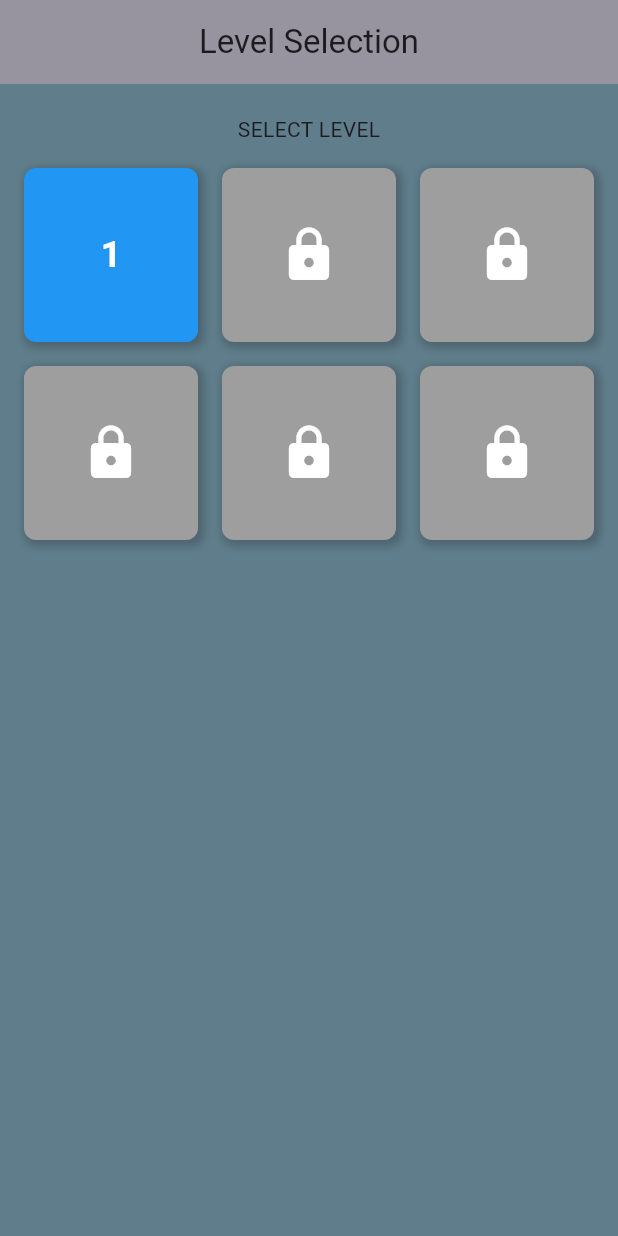
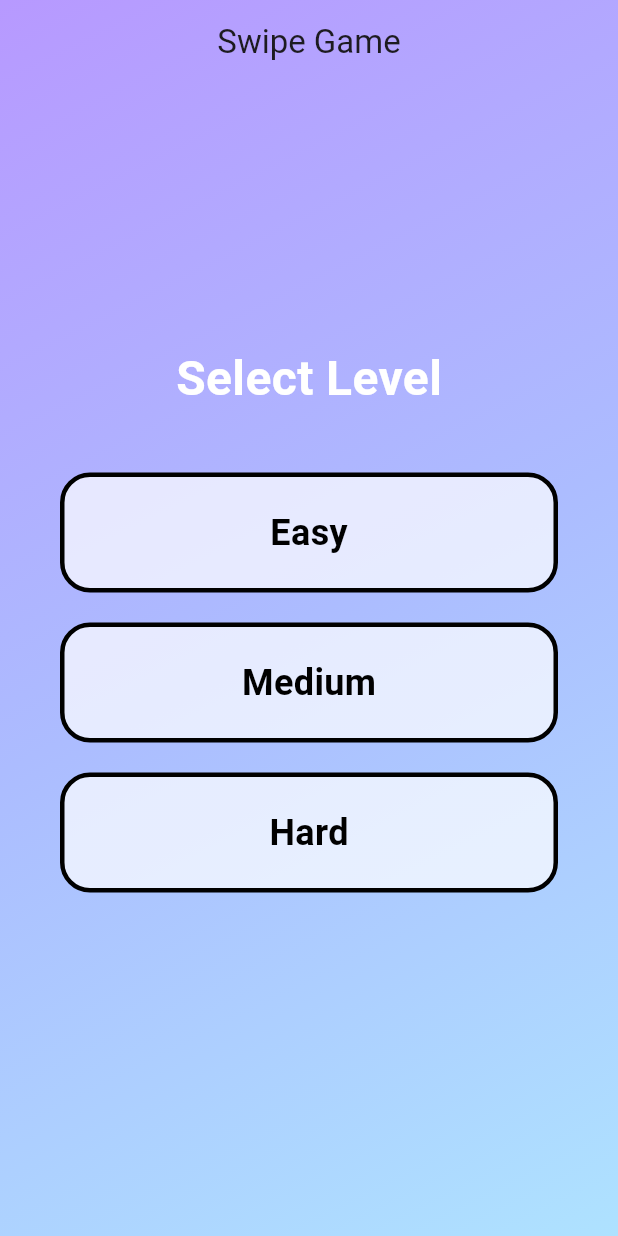
Before and after one commit to peri-Bot/Mobile-App-for-Multi-Modal-Behavioral-Data-Collection-BahriApp, a Flutter app: the screen it shows after launch, on a phone screen of 412 x 824 dp. Run offline on Flutter 3.47's test engine with Material 3 defaults, Android fonts, the phone set to English and light mode, and no system bars; our stand-ins replace cloud_firestore, curved_navigation_bar, firebase_auth, firebase_core, flutter_dotenv, flutter_markdown and 1 more; accounts and stored records are empty.

Commit message:
minor fixes

```diff
--- a/lib/main.dart
+++ b/lib/main.dart
@@ -34,7 +34,7 @@ class BahriApp extends StatelessWidget {
         primarySwatch: Colors.blue,
         visualDensity: VisualDensity.adaptivePlatformDensity,
       ),
-      home: const LevelSelectionScreen(),
+      home:  LevelSelectionScreen(userId: '1',),
     );
   }
 }
--- a/lib/screens/game_screens/swipe_game_screen.dart
+++ b/lib/screens/game_screens/swipe_game_screen.dart
@@ -61,7 +61,7 @@ class _GameScreenState extends State<GameScreen> with SingleTickerProviderStateM
   }
 
   void _loadQuestionsForLevel(int level) {
-    if (level == 1) {
+    if (level == 3) {
       _questions = [
         {'image': 'assets/slide_game/dog.jpg', 'questionType': 'mammal', 'answer': true},
         {'image': 'assets/slide_game/fox.jpg', 'questionType': 'mammal', 'answer': true},
@@ -97,7 +97,7 @@ class _GameScreenState extends State<GameScreen> with SingleTickerProviderStateM
         {'image': 'assets/slide_game/countries/burkina.png', 'questionType': 'flag', 'answer': true},
 
       ];
-    } else if (level == 3) {
+    } else if (level == 1) {
       _questions = [
         {'image': 'assets/slide_game/veggies/orange.jpg', 'questionType': 'fruit', 'answer': true},
         {'image': 'assets/slide_game/veggies/gomen.jpg', 'questionType': 'fruit', 'answer': true},
--- a/lib/screens/game_screens/swipe_level_screen.dart
+++ b/lib/screens/game_screens/swipe_level_screen.dart
@@ -1,57 +1,100 @@
+import 'package:flutter/material.dart';
+import 'swipe_game_screen.dart'; // Import your game screen here
 
-import 'package:flutter/material.dart';
+class LevelSelectionScreen extends StatelessWidget {
+  final String userId; // Pass userId to keep consistency
 
-import '../../services/swipe_game_services.dart';
-
-
-class LevelSelectionScreen extends StatefulWidget {
-  const LevelSelectionScreen({super.key});
-
-  @override
-  _LevelSelectionScreenState createState() => _LevelSelectionScreenState();
-}
-
-class _LevelSelectionScreenState extends State<LevelSelectionScreen> {
-  final List<bool> _levelsUnlocked = [true, false, false, false, false, false]; // More levels
+  LevelSelectionScreen({super.key, required this.userId});
 
   @override
   Widget build(BuildContext context) {
     return Scaffold(
-      backgroundColor: Colors.blueGrey,
+      extendBodyBehindAppBar: true,
       appBar: AppBar(
+        title: const Text('Swipe Game'),
+        backgroundColor: Colors.transparent,
+        elevation: 0,
         centerTitle: true,
-        title: const Text('Level Selection'),
-        backgroundColor: Colors.grey,
-        elevation: 10,
       ),
-      body: Column(
-        children: [
-          const SizedBox(height: 20),
-         const Text("SELECT LEVEL"),
-          Expanded(
-            child: Padding(
-              padding: const EdgeInsets.all(16.0),
-              child: GridView.count(
-                crossAxisCount: 3,
-                crossAxisSpacing: 16,
-                mainAxisSpacing: 16,
-                children: List.generate(_levelsUnlocked.length, (index) {
-                  return LevelButton(
-                    level: index + 1,
-                    isUnlocked: _levelsUnlocked[index],
-                    onLevelComplete: (score) {
-                      setState(() {
-                        if (score >= 2 && index + 1 < _levelsUnlocked.length) {
-                          _levelsUnlocked[index + 1] = true;
-                        }
-                      });
-                    },
-                  );
-                }),
+      body: Container(
+        decoration: const BoxDecoration(
+          gradient: LinearGradient(
+            colors: [
+              Color.fromRGBO(183, 153, 255, 1),
+              Color.fromRGBO(172, 188, 255, 1),
+              Color.fromRGBO(174, 226, 255, 1),
+            ],
+            begin: Alignment.topLeft,
+            end: Alignment.bottomRight,
+          ),
+        ),
+        child: Column(
+          mainAxisAlignment: MainAxisAlignment.center,
+          children: [
+            // Add the Select Level text
+            const Text(
+              'Select Level',
+              style: TextStyle(
+                fontSize: 32,
+                fontWeight: FontWeight.bold,
+                color: Colors.white,
+              ),
+            ),
+            const SizedBox(height: 40), // Add spacing between the text and buttons
+
+            // The level selection buttons
+            _buildLevelButton(context, 'Easy', 1),
+            const SizedBox(height: 20), // Add spacing between the buttons
+            _buildLevelButton(context, 'Medium', 2),
+            const SizedBox(height: 20), // Add spacing between the buttons
+            _buildLevelButton(context, 'Hard', 3),
+          ],
+        ),
+      ),
+    );
+  }
+
+  Widget _buildLevelButton(BuildContext context, String levelName, int level) {
+    return GestureDetector(
+      onTap: () {
+        Navigator.push(
+          context,
+          MaterialPageRoute(
+            builder: (context) => GameScreen(
+              level: level, // Pass the selected level
+              userId: userId, // Pass the userId
+              onLevelComplete: (score) {
+                // Define what to do when level is complete
+                print('Level complete with score: $score');
+              },
+            ),
+          ),
+        );
+      },
+      child: Padding(
+        padding: const EdgeInsets.symmetric(horizontal: 40.0), // Wider padding
+        child: Container(
+          width: double.infinity, // Make the button full width
+          height: 80, // Adjust the height of the boxes
+          decoration: BoxDecoration(
+            color: Colors.white70,
+            borderRadius: BorderRadius.circular(20), // Adjust border radius
+            border: Border.all(
+              color: Colors.black, // Add a black border
+              width: 3, // Adjust the border thickness
+            ),
+          ),
+          child: Center(
+            child: Text(
+              levelName,
+              style: const TextStyle(
+                fontSize: 24,
+                fontWeight: FontWeight.bold,
+                color: Colors.black,
               ),
             ),
           ),
-        ],
+        ),
       ),
     );
   }
--- a/lib/services/swipe_game_services.dart
+++ /dev/null
@@ -1,62 +0,0 @@
-import 'dart:math';
-import 'package:flutter/material.dart';
-
-import '../screens/game_screens/swipe_game_screen.dart';
-import 'package:cloud_firestore/cloud_firestore.dart';
-
-class LevelButton extends StatelessWidget {
-  final int level;
-  final bool isUnlocked;
-  final Function(int score) onLevelComplete;
-
-  const LevelButton({super.key,
-    required this.level,
-    required this.isUnlocked,
-    required this.onLevelComplete,
-  });
-
-  @override
-  Widget build(BuildContext context) {
-    return GestureDetector(
-      onTap: isUnlocked
-          ? () {
-        Navigator.push(
-          context,
-          MaterialPageRoute(
-            builder: (context) => GameScreen(
-              level: level,
-              onLevelComplete: onLevelComplete, userId: '1',
-            ),
-          ),
-        );
-      }
-          : null,
-      child: Container(
-        decoration: BoxDecoration(
-          color: isUnlocked ? Colors.blue : Colors.grey,
-          borderRadius: BorderRadius.circular(8),
-          boxShadow: [
-            BoxShadow(
-              color: Colors.black.withOpacity(0.2),
-              spreadRadius: 2,
-              blurRadius: 4,
-              offset: const Offset(2, 2),
-            ),
-          ],
-        ),
-        child: Center(
-          child: isUnlocked
-              ? Text(
-            '$level',
-            style: const TextStyle(
-              color: Colors.white,
-              fontSize: 24,
-              fontWeight: FontWeight.bold,
-            ),
-          )
-              : const Icon(Icons.lock, color: Colors.white, size: 40),
-        ),
-      ),
-    );
-  }
-}
```
